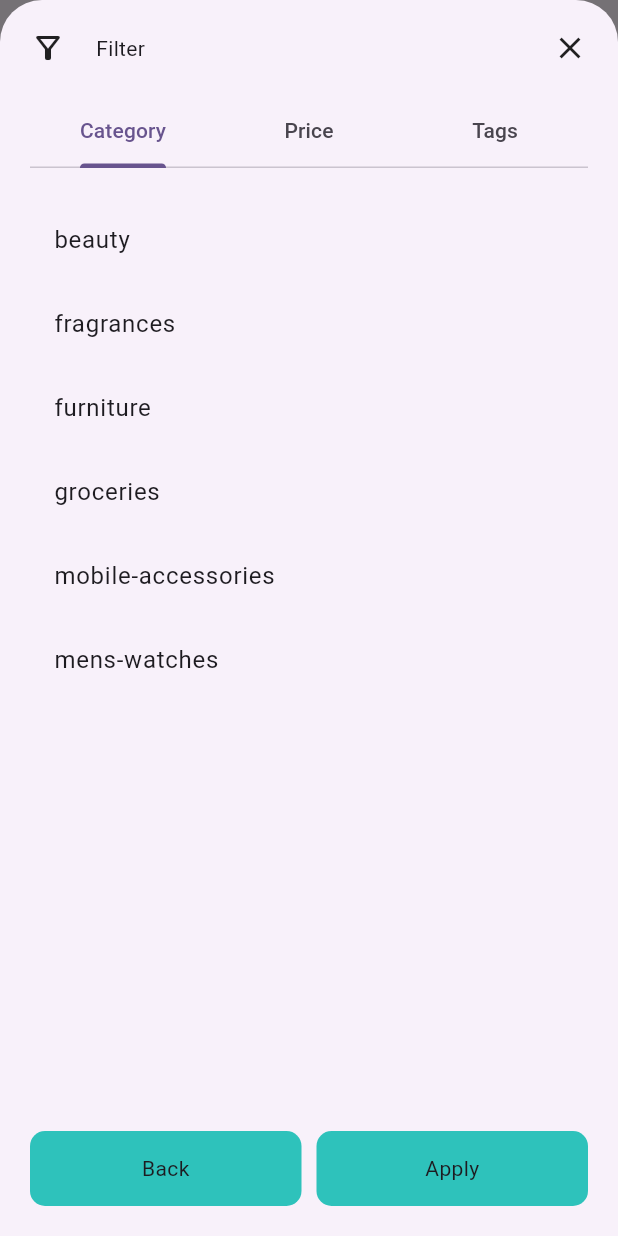
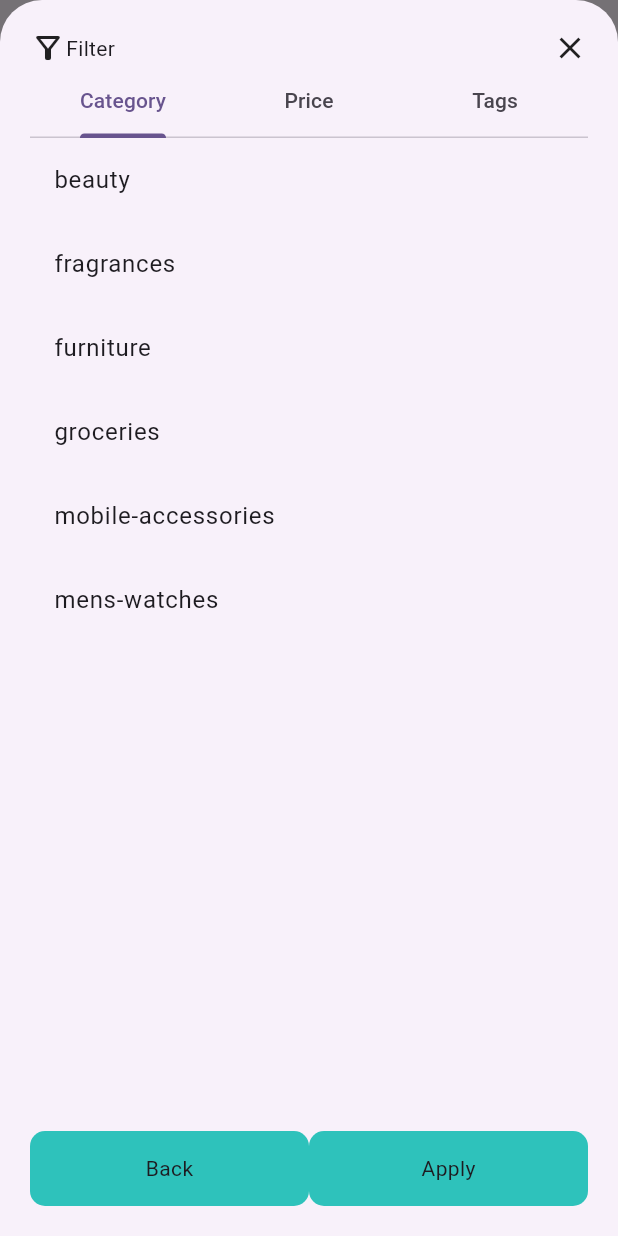
Before and after one commit to nishan-r/product_test, a Flutter app: the HomeScreen screen opened directly, after a tap on the "filter alt" icon, on a phone screen of 412 x 824 dp. Run offline on Flutter 3.47's test engine with Material 3 defaults, Android fonts, the light colour scheme and no system bars; our stand-ins replace cached_network_image, dio, freezed_annotation, get; network calls fail.

Commit message:
new change

```diff
--- a/lib/modules/authentication/view/login_screen.dart
+++ b/lib/modules/authentication/view/login_screen.dart
@@ -22,7 +22,6 @@ class LoginScreen extends StatelessWidget {
       body: Padding(
         padding: const EdgeInsets.symmetric(horizontal: 15),
         child: Column(
-          spacing: 10,
           mainAxisAlignment: MainAxisAlignment.center,
           children: [
             Text('Lets Get Started',
--- a/lib/modules/home/view/home_screen.dart
+++ b/lib/modules/home/view/home_screen.dart
@@ -38,11 +38,9 @@ class HomeScreen extends StatelessWidget {
               child: Padding(
                 padding: const EdgeInsets.symmetric(horizontal: 15.0),
                 child: Column(
-                  spacing: 15,
                   children: [
                     IntrinsicHeight(
                       child: Row(
-                        spacing: 10,
                         children: [
                           Expanded(
                               child: CommonTextField(controller: controller, hint: 'Search')),
--- a/lib/modules/home/view/widgets/filter_sheet.dart
+++ b/lib/modules/home/view/widgets/filter_sheet.dart
@@ -41,10 +41,8 @@ void initState() {
       child: DefaultTabController(
         length: 3,
         child: Column(
-          spacing: 20,
           children: [
             Row(
-              spacing: 20,
               children: [
                 Icon(Icons.filter_alt_outlined),
                 Text('Filter'),
@@ -134,7 +132,6 @@ void initState() {
             ),
 
             Row(
-              spacing: 10,
               children: [
                 Expanded(child: CommonButton(title: 'Back', onTap: (){})),
                 Expanded(child: CommonButton(title: 'Apply', onTap: (){
--- a/lib/modules/profile/view/profile_screen.dart
+++ b/lib/modules/profile/view/profile_screen.dart
@@ -36,7 +36,6 @@ class _ProfileScreenState extends State<ProfileScreen> {
       body: Padding(
         padding: const EdgeInsets.symmetric(horizontal: 15,vertical: 20),
         child: Column(
-          spacing: 20,
           children: [
           CircleAvatar(radius: 60,),
           CommonTextField(controller: userNameCtr,label: 'User Name',),
```
Also changed, not shown: pubspec.yaml (+4 -4 lines), pubspec.lock.
